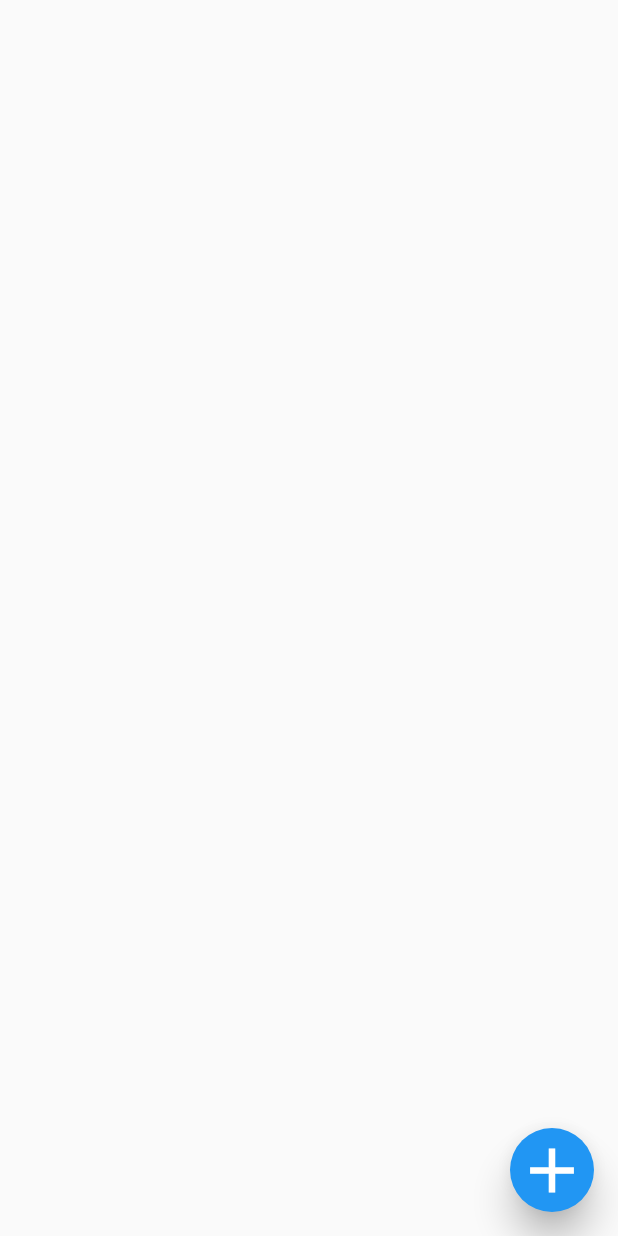
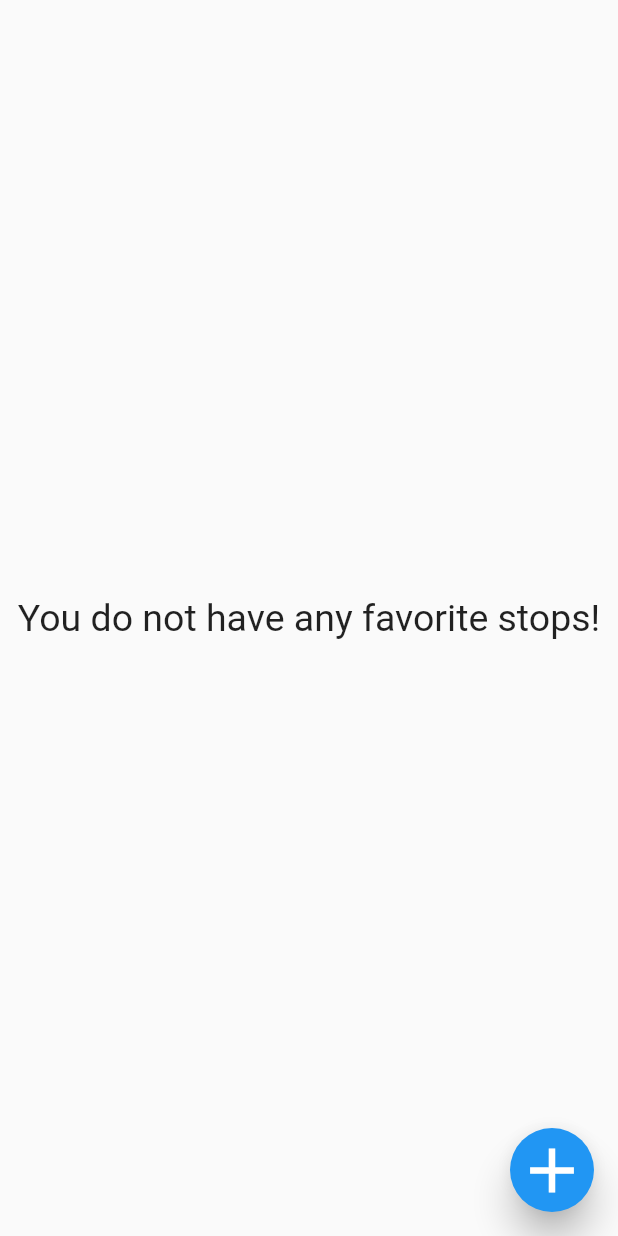
Before and after one commit to Dimitriscs1567/Favorite-Stops, a Flutter app: the screen it shows after launch, on a phone screen of 412 x 824 dp. Run offline on Flutter 3.47's test engine with Material 2 defaults, Android fonts, the phone set to English and light mode, and no system bars; our stand-ins replace shared_preferences; missing offline and left inert: searchable_dropdown.

Commit message:
temp solution on add stop

```diff
--- a/lib/pages/home_page.dart
+++ b/lib/pages/home_page.dart
@@ -15,6 +15,7 @@ class _HomePageState extends State<HomePage> {
 
   Map<String, Map<String, List<DateTime>>> formattedData = {};
   bool isLoading = true;
+  bool gettingData = true;
   Timer timer;
 
   @override
@@ -25,7 +26,11 @@ class _HomePageState extends State<HomePage> {
 
   @override
   Widget build(BuildContext context) {
-    if(!isLoading && timer == null){
+    if(isLoading && !gettingData){
+      getData();
+    }
+
+    if(!isLoading && (timer == null || !timer.isActive)){
       timer = Timer.periodic(Duration(seconds: 50), (_){
         getData();
       });
@@ -36,11 +41,16 @@ class _HomePageState extends State<HomePage> {
         child: isLoading ? Center(
           child: CircularProgressIndicator(),
         ):
-        PageView(
+        (formattedData.keys.isNotEmpty ? PageView(
           children: formattedData.keys.map(
               (stop) => StopWidget(stop: formattedData[stop], stopName: stop,)
           ).toList(),
-        ),
+        ) : Center(
+          child: Text('You do not have any favorite stops!',
+            style: TextStyle(fontSize: 25.0),
+            textAlign: TextAlign.center,
+          ),
+        )),
       ),
       floatingActionButton: FloatingActionButton(
         child: Icon(Icons.add,
@@ -49,6 +59,10 @@ class _HomePageState extends State<HomePage> {
         ),
         elevation: 10.0,
         onPressed: (){
+          setState(() {
+            timer.cancel();
+            isLoading = true;
+          });
           Navigator.push(context, MaterialPageRoute(
             builder: (context) => AddStop()
           ));
@@ -58,6 +72,7 @@ class _HomePageState extends State<HomePage> {
   }
 
   void getData(){
+    gettingData = true;
     Data.getStops().then((allStops) async{
       Map<String, Map<String, List<DateTime>>> tempData = {};
 
@@ -72,6 +87,7 @@ class _HomePageState extends State<HomePage> {
       setState(() {
         formattedData = tempData;
         isLoading = false;
+        gettingData = false;
       });
     });
   }
```
